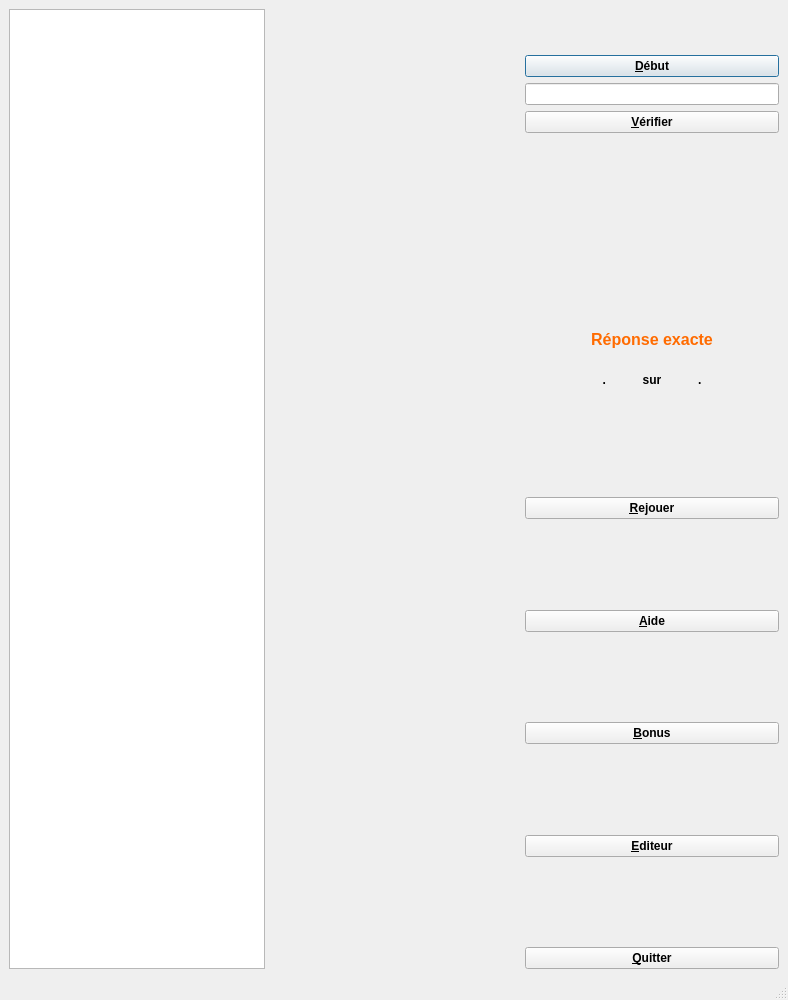
Txikilinux/leterrier-calculment, file src/exercice.ui: the form before one commit.
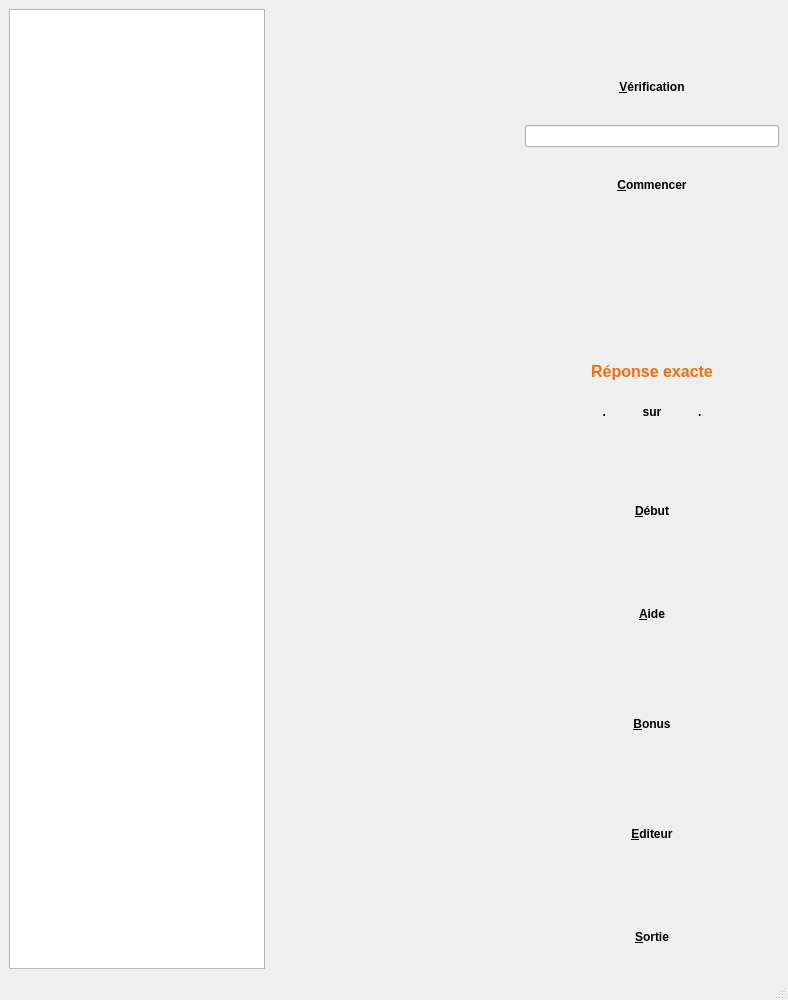
The form after the commit. Icons and pictures are not drawn. Custom widgets are drawn as their Qt base class.

Commit message: Boutons pour imiter télécommande

```diff
--- a/src/exercice.ui
+++ b/src/exercice.ui
@@ -81,33 +81,19 @@
       <item>
        <layout class="QVBoxLayout" name="verticalLayout">
         <item>
-         <widget class="QPushButton" name="btnBallon">
-          <property name="font">
-           <font>
-            <weight>75</weight>
-            <bold>true</bold>
-           </font>
+         <widget class="AbulEduFlatBoutonV1" name="btnFeu">
+          <property name="minimumSize">
+           <size>
+            <width>0</width>
+            <height>64</height>
+           </size>
           </property>
-          <property name="toolTip">
-           <string/>
+          <property name="maximumSize">
+           <size>
+            <width>16777215</width>
+            <height>64</height>
+           </size>
           </property>
-          <property name="text">
-           <string>&amp;Début</string>
-          </property>
-          <property name="icon">
-           <iconset>
-            <normaloff>data/images/suivant.png</normaloff>data/images/suivant.png</iconset>
-          </property>
-          <property name="default">
-           <bool>true</bool>
-          </property>
-         </widget>
-        </item>
-        <item>
-         <widget class="AbulEduLineEditV0" name="leResultat"/>
-        </item>
-        <item>
-         <widget class="QPushButton" name="btnFeu">
           <property name="font">
            <font>
             <weight>75</weight>
@@ -118,16 +104,106 @@
            <string>Propose ta réponse</string>
           </property>
           <property name="text">
-           <string>&amp;Vérifier</string>
+           <string>&amp;Vérification</string>
           </property>
-          <property name="icon">
-           <iconset>
-            <normaloff>data/images/verifier.png</normaloff>data/images/verifier.png</iconset>
+          <property name="iconSize">
+           <size>
+            <width>64</width>
+            <height>64</height>
+           </size>
+          </property>
+          <property name="autoDefault">
+           <bool>false</bool>
+          </property>
+          <property name="flat">
+           <bool>true</bool>
+          </property>
+          <property name="IconeNormale" stdset="0">
+           <string notr="true">:/buttons/verification</string>
+          </property>
+          <property name="IconeSurvol" stdset="0">
+           <string notr="true">:/buttons/verificationHover</string>
+          </property>
+          <property name="IconePressed" stdset="0">
+           <string notr="true">:/buttons/verificationHover</string>
+          </property>
+          <property name="IconeDisabled" stdset="0">
+           <string notr="true">:/buttons/verificationDisabled</string>
+          </property>
+          <property name="TexteAlignement" stdset="0">
+           <number>1</number>
+          </property>
+          <property name="TextePaddingLeft" stdset="0">
+           <double>60.000000000000000</double>
           </property>
          </widget>
         </item>
+        <item>
+         <widget class="AbulEduLineEditV0" name="leResultat"/>
+        </item>
        </layout>
       </item>
+      <item>
+       <widget class="AbulEduFlatBoutonV1" name="btnBallon">
+        <property name="minimumSize">
+         <size>
+          <width>0</width>
+          <height>64</height>
+         </size>
+        </property>
+        <property name="maximumSize">
+         <size>
+          <width>16777215</width>
+          <height>64</height>
+         </size>
+        </property>
+        <property name="font">
+         <font>
+          <weight>75</weight>
+          <bold>true</bold>
+         </font>
+        </property>
+        <property name="toolTip">
+         <string/>
+        </property>
+        <property name="text">
+         <string>&amp;Commencer</string>
+        </property>
+        <property name="iconSize">
+         <size>
+          <width>64</width>
+          <height>64</height>
+         </size>
+        </property>
+        <property name="autoDefault">
+         <bool>false</bool>
+        </property>
+        <property name="default">
+         <bool>true</bool>
+        </property>
+        <property name="flat">
+         <bool>true</bool>
+        </property>
+        <property name="IconeNormale" stdset="0">
+         <string notr="true">:/buttons/suite</string>
+        </property>
+        <property name="IconeSurvol" stdset="0">
+         <string notr="true">:/buttons/suiteHover</string>
+        </property>
+        <property name="IconePressed" stdset="0">
+         <string notr="true">:/buttons/suiteHover</string>
+        </property>
+        <property name="IconeDisabled" stdset="0">
+         <string notr="true">:/buttons/suiteDisabled</string>
+        </property>
+        <property name="TexteAlignement" stdset="0">
+         <number>1</number>
+        </property>
+        <property name="TextePaddingLeft" stdset="0">
+         <double>60.000000000000000</double>
+        </property>
+       </widget>
+      </item>
       <item>
        <spacer name="verticalSpacer_2">
         <property name="orientation">
@@ -273,7 +349,19 @@
        </spacer>
       </item>
       <item>
-       <widget class="QPushButton" name="btnRejouer">
+       <widget class="AbulEduFlatBoutonV1" name="btnRejouer">
+        <property name="minimumSize">
+         <size>
+          <width>0</width>
+          <height>64</height>
+         </size>
+        </property>
+        <property name="maximumSize">
+         <size>
+          <width>16777215</width>
+          <height>64</height>
+         </size>
+        </property>
         <property name="font">
          <font>
           <weight>75</weight>
@@ -284,11 +372,37 @@
          <string>Refais le même exercice</string>
         </property>
         <property name="text">
-         <string>&amp;Rejouer</string>
+         <string>&amp;Début</string>
         </property>
-        <property name="icon">
-         <iconset>
-          <normaloff>data/images/refaire.png</normaloff>data/images/refaire.png</iconset>
+        <property name="iconSize">
+         <size>
+          <width>64</width>
+          <height>64</height>
+         </size>
+        </property>
+        <property name="autoDefault">
+         <bool>false</bool>
+        </property>
+        <property name="flat">
+         <bool>true</bool>
+        </property>
+        <property name="IconeNormale" stdset="0">
+         <string notr="true">:/buttons/debut</string>
+        </property>
+        <property name="IconeSurvol" stdset="0">
+         <string notr="true">:/buttons/debutHover</string>
+        </property>
+        <property name="IconePressed" stdset="0">
+         <string notr="true">:/buttons/debutHover</string>
+        </property>
+        <property name="IconeDisabled" stdset="0">
+         <string notr="true">:/buttons/debutDisabled</string>
+        </property>
+        <property name="TexteAlignement" stdset="0">
+         <number>1</number>
+        </property>
+        <property name="TextePaddingLeft" stdset="0">
+         <double>60.000000000000000</double>
         </property>
        </widget>
       </item>
@@ -306,7 +420,19 @@
        </spacer>
       </item>
       <item>
-       <widget class="QPushButton" name="btnAide">
+       <widget class="AbulEduFlatBoutonV1" name="btnAide">
+        <property name="minimumSize">
+         <size>
+          <width>0</width>
+          <height>64</height>
+         </size>
+        </property>
+        <property name="maximumSize">
+         <size>
+          <width>16777215</width>
+          <height>64</height>
+         </size>
+        </property>
         <property name="font">
          <font>
           <weight>75</weight>
@@ -316,9 +442,35 @@
         <property name="text">
          <string>&amp;Aide</string>
         </property>
-        <property name="icon">
-         <iconset>
-          <normaloff>data/images/aide.png</normaloff>data/images/aide.png</iconset>
+        <property name="iconSize">
+         <size>
+          <width>64</width>
+          <height>64</height>
+         </size>
+        </property>
+        <property name="autoDefault">
+         <bool>false</bool>
+        </property>
+        <property name="flat">
+         <bool>true</bool>
+        </property>
+        <property name="IconeNormale" stdset="0">
+         <string notr="true">:/buttons/aide</string>
+        </property>
+        <property name="IconeSurvol" stdset="0">
+         <string notr="true">:/buttons/aideHover</string>
+        </property>
+        <property name="IconePressed" stdset="0">
+         <string notr="true">:/buttons/aideHover</string>
+        </property>
+        <property name="IconeDisabled" stdset="0">
+         <string notr="true">:/buttons/aideDisabled</string>
+        </property>
+        <property name="TexteAlignement" stdset="0">
+         <number>1</number>
+        </property>
+        <property name="TextePaddingLeft" stdset="0">
+         <double>60.000000000000000</double>
         </property>
        </widget>
       </item>
@@ -336,7 +488,19 @@
        </spacer>
       </item>
       <item>
-       <widget class="QPushButton" name="btn2chance">
+       <widget class="AbulEduFlatBoutonV1" name="btn2chance">
+        <property name="minimumSize">
+         <size>
+          <width>0</width>
+          <height>64</height>
+         </size>
+        </property>
+        <property name="maximumSize">
+         <size>
+          <width>16777215</width>
+          <height>64</height>
+         </size>
+        </property>
         <property name="font">
          <font>
           <weight>75</weight>
@@ -349,9 +513,35 @@
         <property name="text">
          <string>&amp;Bonus</string>
         </property>
-        <property name="icon">
-         <iconset>
-          <normaloff>data/images/cartable.png</normaloff>data/images/cartable.png</iconset>
+        <property name="iconSize">
+         <size>
+          <width>64</width>
+          <height>64</height>
+         </size>
+        </property>
+        <property name="autoDefault">
+         <bool>false</bool>
+        </property>
+        <property name="flat">
+         <bool>true</bool>
+        </property>
+        <property name="IconeNormale" stdset="0">
+         <string notr="true">:/buttons/bonus</string>
+        </property>
+        <property name="IconeSurvol" stdset="0">
+         <string notr="true">:/buttons/bonusHover</string>
+        </property>
+        <property name="IconePressed" stdset="0">
+         <string notr="true">:/buttons/bonusHover</string>
+        </property>
+        <property name="IconeDisabled" stdset="0">
+         <string notr="true">:/buttons/bonusDisabled</string>
+        </property>
+        <property name="TexteAlignement" stdset="0">
+         <number>1</number>
+        </property>
+        <property name="TextePaddingLeft" stdset="0">
+         <double>60.000000000000000</double>
         </property>
        </widget>
       </item>
@@ -369,7 +559,19 @@
        </spacer>
       </item>
       <item>
-       <widget class="QPushButton" name="btnEditeur">
+       <widget class="AbulEduFlatBoutonV1" name="btnEditeur">
+        <property name="minimumSize">
+         <size>
+          <width>0</width>
+          <height>64</height>
+         </size>
+        </property>
+        <property name="maximumSize">
+         <size>
+          <width>16777215</width>
+          <height>64</height>
+         </size>
+        </property>
         <property name="font">
          <font>
           <weight>75</weight>
@@ -382,9 +584,35 @@
         <property name="text">
          <string>&amp;Editeur</string>
         </property>
-        <property name="icon">
-         <iconset>
-          <normaloff>data/images/editeur.png</normaloff>data/images/editeur.png</iconset>
+        <property name="iconSize">
+         <size>
+          <width>64</width>
+          <height>64</height>
+         </size>
+        </property>
+        <property name="autoDefault">
+         <bool>false</bool>
+        </property>
+        <property name="flat">
+         <bool>true</bool>
+        </property>
+        <property name="IconeNormale" stdset="0">
+         <string notr="true">:/buttons/edit</string>
+        </property>
+        <property name="IconeSurvol" stdset="0">
+         <string notr="true">:/buttons/editHover</string>
+        </property>
+        <property name="IconePressed" stdset="0">
+         <string notr="true">:/buttons/editHover</string>
+        </property>
+        <property name="IconeDisabled" stdset="0">
+         <string notr="true">:/buttons/editDisabled</string>
+        </property>
+        <property name="TexteAlignement" stdset="0">
+         <number>1</number>
+        </property>
+        <property name="TextePaddingLeft" stdset="0">
+         <double>60.000000000000000</double>
         </property>
        </widget>
       </item>
@@ -402,7 +630,19 @@
        </spacer>
       </item>
       <item>
-       <widget class="QPushButton" name="btnQuitter">
+       <widget class="AbulEduFlatBoutonV1" name="btnQuitter">
+        <property name="minimumSize">
+         <size>
+          <width>0</width>
+          <height>64</height>
+         </size>
+        </property>
+        <property name="maximumSize">
+         <size>
+          <width>16777215</width>
+          <height>64</height>
+         </size>
+        </property>
         <property name="font">
          <font>
           <weight>75</weight>
@@ -410,11 +650,37 @@
          </font>
         </property>
         <property name="text">
-         <string>&amp;Quitter</string>
+         <string>&amp;Sortie</string>
         </property>
-        <property name="icon">
-         <iconset>
-          <normaloff>data/images/quitter.png</normaloff>data/images/quitter.png</iconset>
+        <property name="iconSize">
+         <size>
+          <width>64</width>
+          <height>64</height>
+         </size>
+        </property>
+        <property name="autoDefault">
+         <bool>false</bool>
+        </property>
+        <property name="flat">
+         <bool>true</bool>
+        </property>
+        <property name="IconeNormale" stdset="0">
+         <string notr="true">:/buttons/sortie</string>
+        </property>
+        <property name="IconeSurvol" stdset="0">
+         <string notr="true">:/buttons/sortieHover</string>
+        </property>
+        <property name="IconePressed" stdset="0">
+         <string notr="true">:/buttons/sortieHover</string>
+        </property>
+        <property name="IconeDisabled" stdset="0">
+         <string notr="true">:/buttons/sortieDisabled</string>
+        </property>
+        <property name="TexteAlignement" stdset="0">
+         <number>1</number>
+        </property>
+        <property name="TextePaddingLeft" stdset="0">
+         <double>60.000000000000000</double>
         </property>
        </widget>
       </item>
@@ -440,6 +706,11 @@
    <extends>QLineEdit</extends>
    <header location="global">abuledulineeditv0.h</header>
   </customwidget>
+  <customwidget>
+   <class>AbulEduFlatBoutonV1</class>
+   <extends>QPushButton</extends>
+   <header>abuleduflatboutonv1.h</header>
+  </customwidget>
  </customwidgets>
  <resources/>
  <connections/>
```
Left out of the diff: 2 changed lines with no effect on the pictures. The commit also changes 24 other files.
